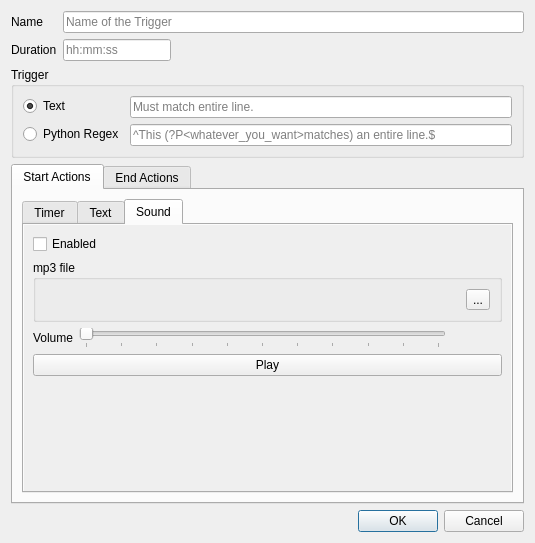
nomns/nparse, file data/ui/triggereditor.ui: the form before one commit.
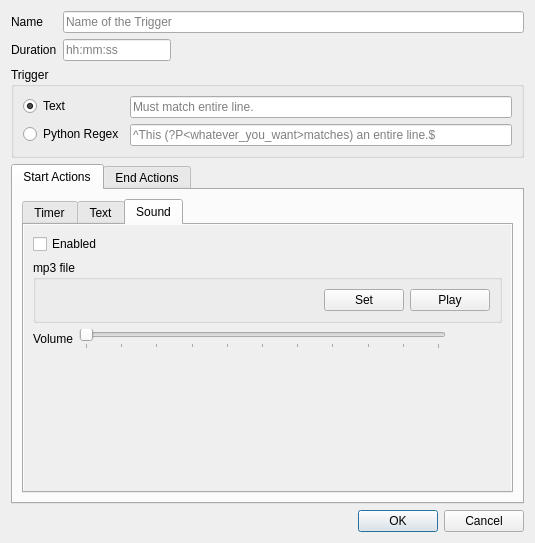
The form after the commit. The open tabs and pages were chosen to show the change.

```diff
--- a/data/ui/triggereditor.ui
+++ b/data/ui/triggereditor.ui
@@ -476,7 +476,7 @@
                 </property>
                 <layout class="QVBoxLayout" name="verticalLayout_14">
                  <item>
-                  <layout class="QHBoxLayout" name="horizontalLayout_5">
+                  <layout class="QHBoxLayout" name="horizontalLayout_5" stretch="1,0,0">
                    <item>
                     <widget class="QLabel" name="startSoundFileLabel">
                      <property name="text">
@@ -485,9 +485,16 @@
                     </widget>
                    </item>
                    <item>
-                    <widget class="QToolButton" name="startSoundFileButton">
+                    <widget class="QPushButton" name="startSoundFileButton">
                      <property name="text">
-                      <string>...</string>
+                      <string>Set</string>
+                     </property>
+                    </widget>
+                   </item>
+                   <item>
+                    <widget class="QPushButton" name="startSoundPlayButton">
+                     <property name="text">
+                      <string>Play</string>
                      </property>
                     </widget>
                    </item>
@@ -548,13 +555,6 @@
                 </item>
                </layout>
               </item>
-              <item>
-               <widget class="QPushButton" name="startSoundPlayButton">
-                <property name="text">
-                 <string>Play</string>
-                </property>
-               </widget>
-              </item>
               <item>
                <spacer name="verticalSpacer">
                 <property name="orientation">
```
Left out of the diff: 64 changed lines with no effect on the pictures.
